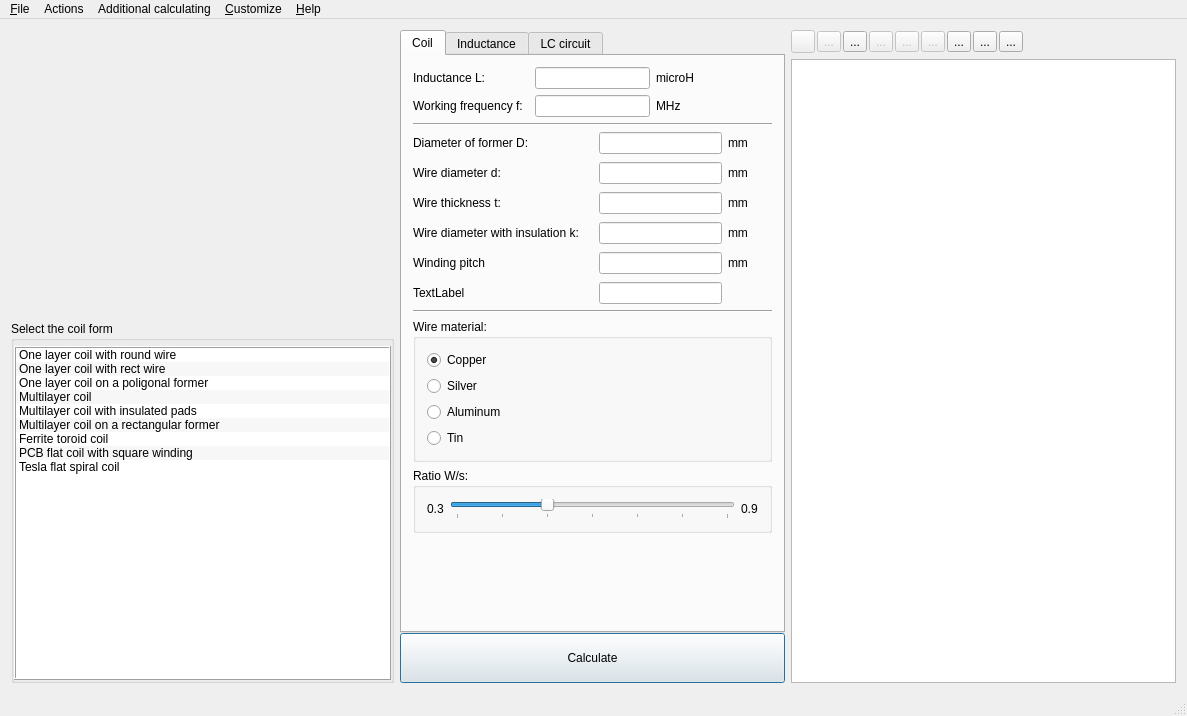
The window that mainwindow.ui (radioacoustick/Coil64) describes before a commit, drawn with Qt 5.
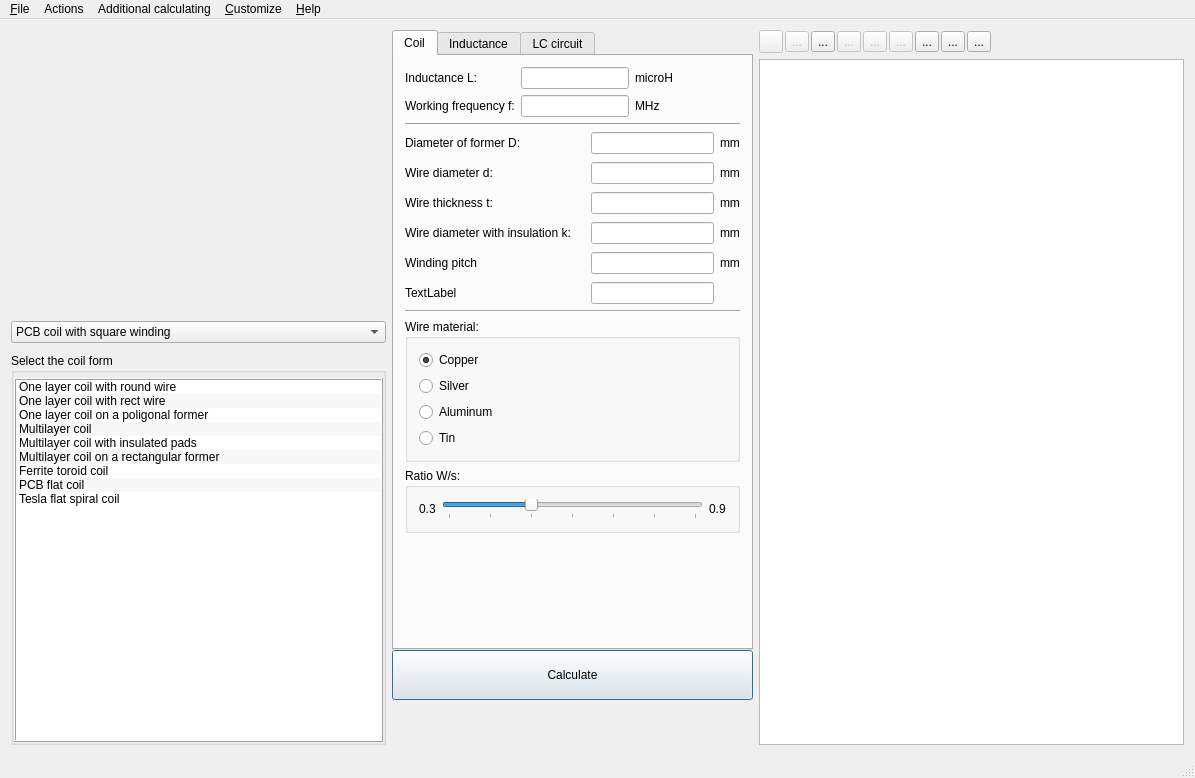
The same window after the commit. Icons and pictures are not drawn.

```diff
--- a/mainwindow.ui
+++ b/mainwindow.ui
@@ -6,8 +6,8 @@
    <rect>
     <x>0</x>
     <y>0</y>
-    <width>1187</width>
-    <height>716</height>
+    <width>1195</width>
+    <height>778</height>
    </rect>
   </property>
   <property name="minimumSize">
@@ -43,7 +43,7 @@
         </property>
         <property name="minimumSize">
          <size>
-          <width>383</width>
+          <width>375</width>
           <height>281</height>
          </size>
         </property>
@@ -58,10 +58,24 @@
         </property>
        </widget>
       </item>
+      <item>
+       <widget class="QComboBox" name="comboBox_checkPCB">
+        <item>
+         <property name="text">
+          <string>PCB coil with square winding</string>
+         </property>
+        </item>
+        <item>
+         <property name="text">
+          <string>PCB coil with spiral winding</string>
+         </property>
+        </item>
+       </widget>
+      </item>
       <item>
        <widget class="QGroupBox" name="groupBox_List1">
         <property name="sizePolicy">
-         <sizepolicy hsizetype="Preferred" vsizetype="Expanding">
+         <sizepolicy hsizetype="Preferred" vsizetype="Preferred">
           <horstretch>0</horstretch>
           <verstretch>0</verstretch>
          </sizepolicy>
@@ -95,7 +109,7 @@
            </property>
            <property name="minimumSize">
             <size>
-             <width>375</width>
+             <width>0</width>
              <height>220</height>
             </size>
            </property>
@@ -111,6 +125,9 @@
            <property name="frameShadow">
             <enum>QFrame::Raised</enum>
            </property>
+           <property name="verticalScrollBarPolicy">
+            <enum>Qt::ScrollBarAsNeeded</enum>
+           </property>
            <property name="sizeAdjustPolicy">
             <enum>QAbstractScrollArea::AdjustToContents</enum>
            </property>
@@ -190,7 +207,7 @@
            </item>
            <item>
             <property name="text">
-             <string>PCB flat coil with square winding</string>
+             <string>PCB flat coil</string>
             </property>
             <property name="icon">
              <iconset>
@@ -217,6 +234,12 @@
     </item>
     <item>
      <widget class="QWidget" name="widget" native="true">
+      <property name="sizePolicy">
+       <sizepolicy hsizetype="Fixed" vsizetype="Preferred">
+        <horstretch>0</horstretch>
+        <verstretch>0</verstretch>
+       </sizepolicy>
+      </property>
       <layout class="QVBoxLayout" name="verticalLayout_12">
        <property name="spacing">
         <number>0</number>
@@ -1457,7 +1480,7 @@
     <rect>
      <x>0</x>
      <y>0</y>
-     <width>1187</width>
+     <width>1195</width>
      <height>27</height>
     </rect>
    </property>
```
Left out of the diff: 3 changed lines with no effect on the pictures.
